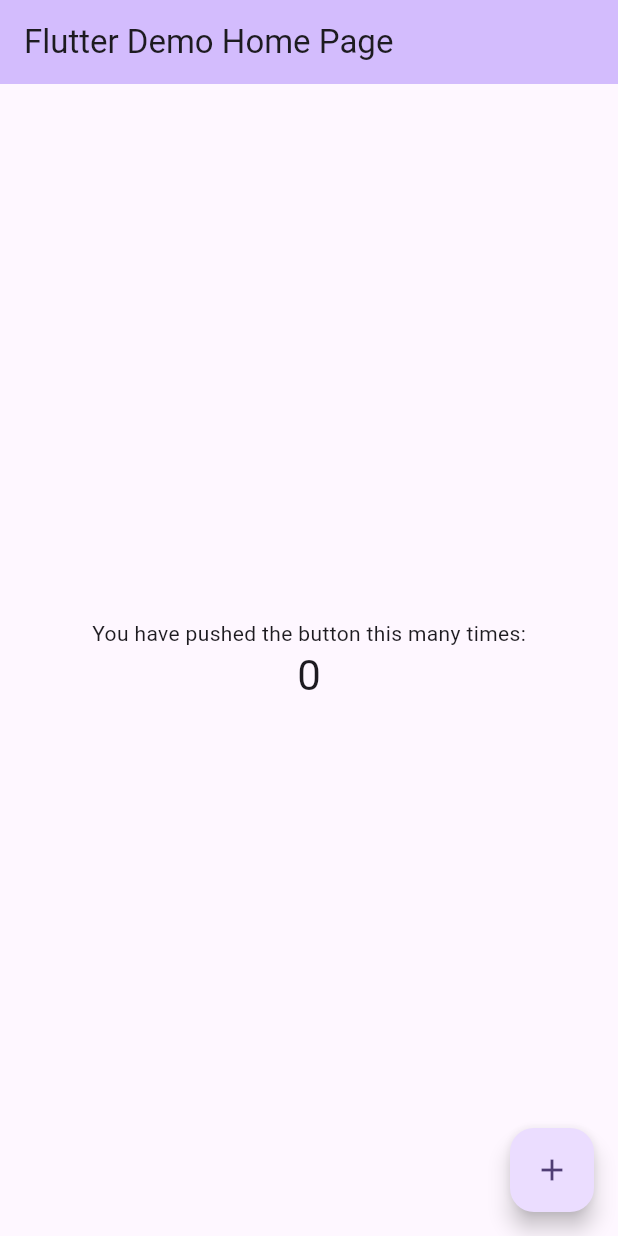
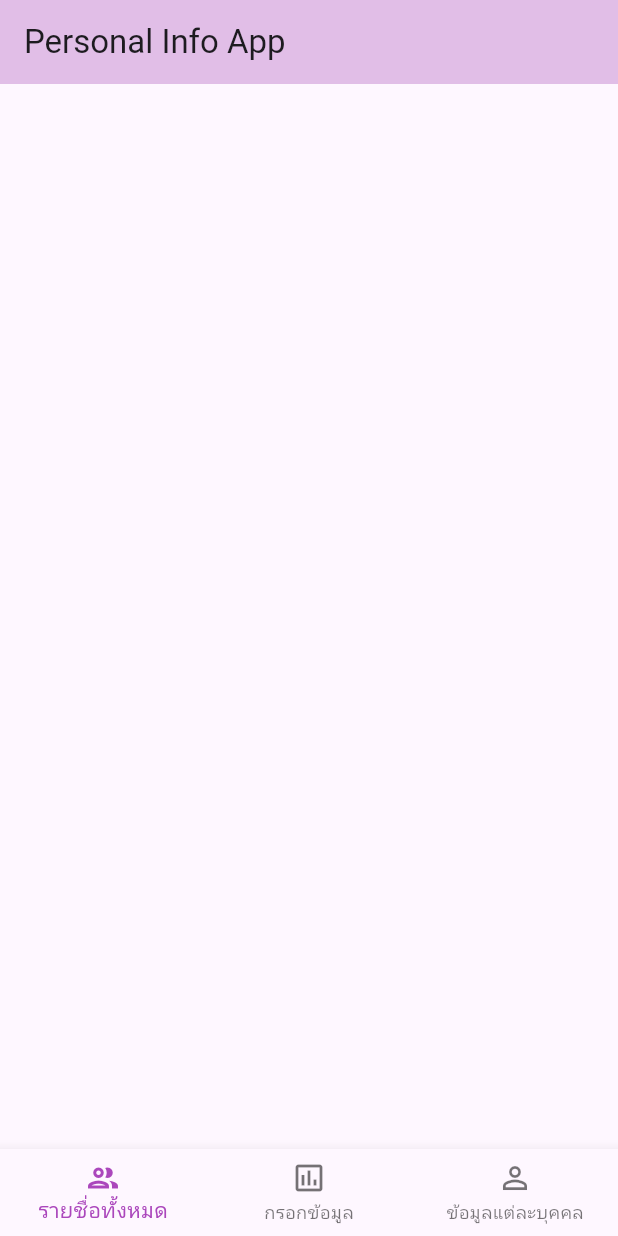
Before and after one commit to stamp465/simple-flutter-app, a Flutter app: the screen it shows after launch, on a phone screen of 412 x 824 dp. Run offline on Flutter 3.47's test engine with Material 3 defaults, Android fonts, the phone set to English and light mode, and no system bars; our stand-ins replace flutter_riverpod, google_fonts; Roboto replaces fonts that are missing (Kanit).

Commit message:
FEAT main_page, add_person_page & INIT person_data_page, person_list_page

```diff
--- a/lib/main.dart
+++ b/lib/main.dart
@@ -1,125 +1,30 @@
 import 'package:flutter/material.dart';
+import 'package:flutter_riverpod/flutter_riverpod.dart';
+import 'package:google_fonts/google_fonts.dart';
+import 'package:simple_people_data_list_app/pages/home_page.dart';
 
 void main() {
-  runApp(const MyApp());
+  runApp(const ProviderScope(child: MyApp()));
 }
 
-class MyApp extends StatelessWidget {
+ThemeData _buildTheme(brightness) {
+  var baseTheme = ThemeData(brightness: brightness);
+
+  return baseTheme.copyWith(
+    textTheme: GoogleFonts.kanitTextTheme(baseTheme.textTheme),
+  );
+}
+
+class MyApp extends ConsumerWidget {
   const MyApp({super.key});
 
   // This widget is the root of your application.
   @override
-  Widget build(BuildContext context) {
+  Widget build(BuildContext context, WidgetRef ref) {
     return MaterialApp(
-      title: 'Flutter Demo',
-      theme: ThemeData(
-        // This is the theme of your application.
-        //
-        // TRY THIS: Try running your application with "flutter run". You'll see
-        // the application has a purple toolbar. Then, without quitting the app,
-        // try changing the seedColor in the colorScheme below to Colors.green
-        // and then invoke "hot reload" (save your changes or press the "hot
-        // reload" button in a Flutter-supported IDE, or press "r" if you used
-        // the command line to start the app).
-        //
-        // Notice that the counter didn't reset back to zero; the application
-        // state is not lost during the reload. To reset the state, use hot
-        // restart instead.
-        //
-        // This works for code too, not just values: Most code changes can be
-        // tested with just a hot reload.
-        colorScheme: ColorScheme.fromSeed(seedColor: Colors.deepPurple),
-        useMaterial3: true,
-      ),
-      home: const MyHomePage(title: 'Flutter Demo Home Page'),
+      title: 'Flutter Personal Info App',
+      theme: _buildTheme(Brightness.light),
+      home: const MyHomePage(title: 'Personal Info App'),
     );
   }
 }
-
-class MyHomePage extends StatefulWidget {
-  const MyHomePage({super.key, required this.title});
-
-  // This widget is the home page of your application. It is stateful, meaning
-  // that it has a State object (defined below) that contains fields that affect
-  // how it looks.
-
-  // This class is the configuration for the state. It holds the values (in this
-  // case the title) provided by the parent (in this case the App widget) and
-  // used by the build method of the State. Fields in a Widget subclass are
-  // always marked "final".
-
-  final String title;
-
-  @override
-  State<MyHomePage> createState() => _MyHomePageState();
-}
-
-class _MyHomePageState extends State<MyHomePage> {
-  int _counter = 0;
-
-  void _incrementCounter() {
-    setState(() {
-      // This call to setState tells the Flutter framework that something has
-      // changed in this State, which causes it to rerun the build method below
-      // so that the display can reflect the updated values. If we changed
-      // _counter without calling setState(), then the build method would not be
-      // called again, and so nothing would appear to happen.
-      _counter++;
-    });
-  }
-
-  @override
-  Widget build(BuildContext context) {
-    // This method is rerun every time setState is called, for instance as done
-    // by the _incrementCounter method above.
-    //
-    // The Flutter framework has been optimized to make rerunning build methods
-    // fast, so that you can just rebuild anything that needs updating rather
-    // than having to individually change instances of widgets.
-    return Scaffold(
-      appBar: AppBar(
-        // TRY THIS: Try changing the color here to a specific color (to
-        // Colors.amber, perhaps?) and trigger a hot reload to see the AppBar
-        // change color while the other colors stay the same.
-        backgroundColor: Theme.of(context).colorScheme.inversePrimary,
-        // Here we take the value from the MyHomePage object that was created by
-        // the App.build method, and use it to set our appbar title.
-        title: Text(widget.title),
-      ),
-      body: Center(
-        // Center is a layout widget. It takes a single child and positions it
-        // in the middle of the parent.
-        child: Column(
-          // Column is also a layout widget. It takes a list of children and
-          // arranges them vertically. By default, it sizes itself to fit its
-          // children horizontally, and tries to be as tall as its parent.
-          //
-          // Column has various properties to control how it sizes itself and
-          // how it positions its children. Here we use mainAxisAlignment to
-          // center the children vertically; the main axis here is the vertical
-          // axis because Columns are vertical (the cross axis would be
-          // horizontal).
-          //
-          // TRY THIS: Invoke "debug painting" (choose the "Toggle Debug Paint"
-          // action in the IDE, or press "p" in the console), to see the
-          // wireframe for each widget.
-          mainAxisAlignment: MainAxisAlignment.center,
-          children: <Widget>[
-            const Text(
-              'You have pushed the button this many times:',
-            ),
-            Text(
-              '$_counter',
-              style: Theme.of(context).textTheme.headlineMedium,
-            ),
-          ],
-        ),
-      ),
-      floatingActionButton: FloatingActionButton(
-        onPressed: _incrementCounter,
-        tooltip: 'Increment',
-        child: const Icon(Icons.add),
-      ), // This trailing comma makes auto-formatting nicer for build methods.
-    );
-  }
-}
--- /dev/null
+++ b/lib/pages/home_page.dart
@@ -0,0 +1,60 @@
+import 'package:flutter/material.dart';
+import 'package:flutter_riverpod/flutter_riverpod.dart';
+import 'package:simple_people_data_list_app/pages/add_person_page.dart';
+import 'package:simple_people_data_list_app/pages/person_data_page.dart';
+import 'package:simple_people_data_list_app/pages/person_list_page.dart';
+
+import '../providers/bottom_navigation_index_provider.dart';
+
+class MyHomePage extends ConsumerStatefulWidget {
+  const MyHomePage({super.key, required this.title});
+
+  final String title;
+
+  @override
+  MyHomePageState createState() => MyHomePageState();
+}
+
+class MyHomePageState extends ConsumerState<MyHomePage> {
+  static const TextStyle optionStyle =
+      TextStyle(fontSize: 24, fontWeight: FontWeight.bold);
+
+  static const List<Widget> _widgetOptions = <Widget>[
+    PersonListPage(),
+    AddPersonPage(),
+    PersonDataPage(),
+  ];
+
+  @override
+  Widget build(BuildContext context) {
+    final selectedIndexWatcher = ref.watch(bottomNavigationIndexProvider);
+    return Scaffold(
+      appBar: AppBar(
+        backgroundColor: Colors.purple[100],
+        title: Text(widget.title),
+      ),
+      body: _widgetOptions.elementAt(selectedIndexWatcher),
+      bottomNavigationBar: BottomNavigationBar(
+        items: const <BottomNavigationBarItem>[
+          BottomNavigationBarItem(
+            icon: Icon(Icons.group_outlined),
+            label: 'รายชื่อทั้งหมด',
+          ),
+          BottomNavigationBarItem(
+            icon: Icon(Icons.assessment_outlined),
+            label: 'กรอกข้อมูล',
+          ),
+          BottomNavigationBarItem(
+            icon: Icon(Icons.person_outline),
+            label: 'ข้อมูลแต่ละบุคคล',
+          ),
+        ],
+        currentIndex: selectedIndexWatcher,
+        selectedItemColor: Colors.purple[400],
+        onTap: (index) {
+          ref.read(bottomNavigationIndexProvider.notifier).state = index;
+        },
+      ), // This trailing comma makes auto-formatting nicer for build methods.
+    );
+  }
+}
```
Also changed, not shown: lib/pages/add_person_page.dart (added, +119 -0 lines), lib/pages/person_data_page.dart (added, +16 -0 lines), lib/pages/person_list_page.dart (added, +30 -0 lines), lib/widgets/textfield_provider.dart (added, +25 -0 lines).
